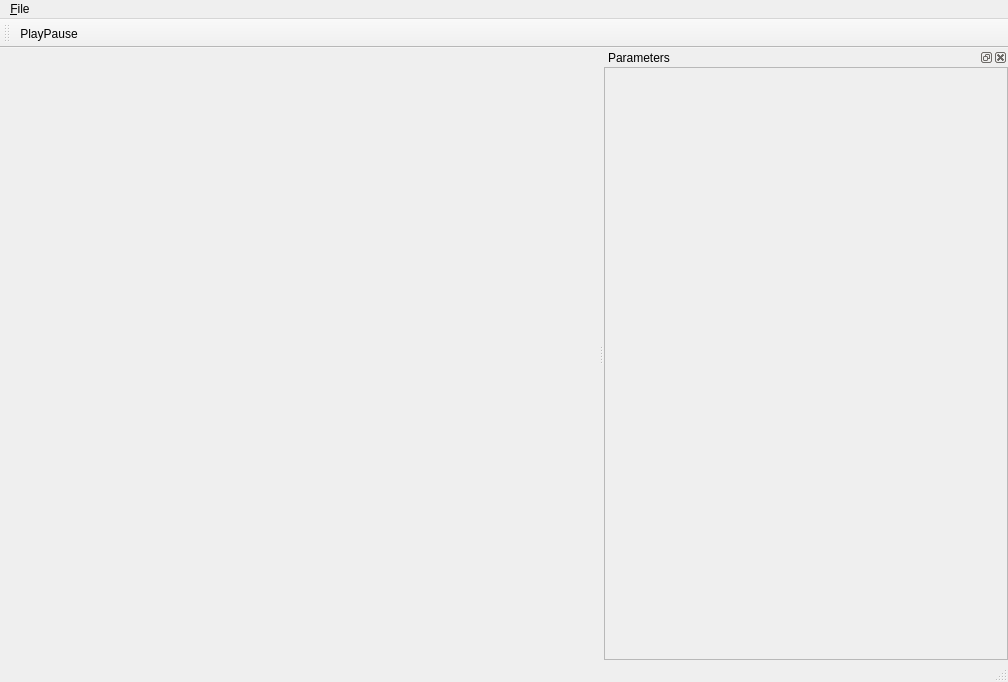
Old version of the form QtD3D10Sample/qtdxsample.ui in the repository yushroom/qtdxsample.
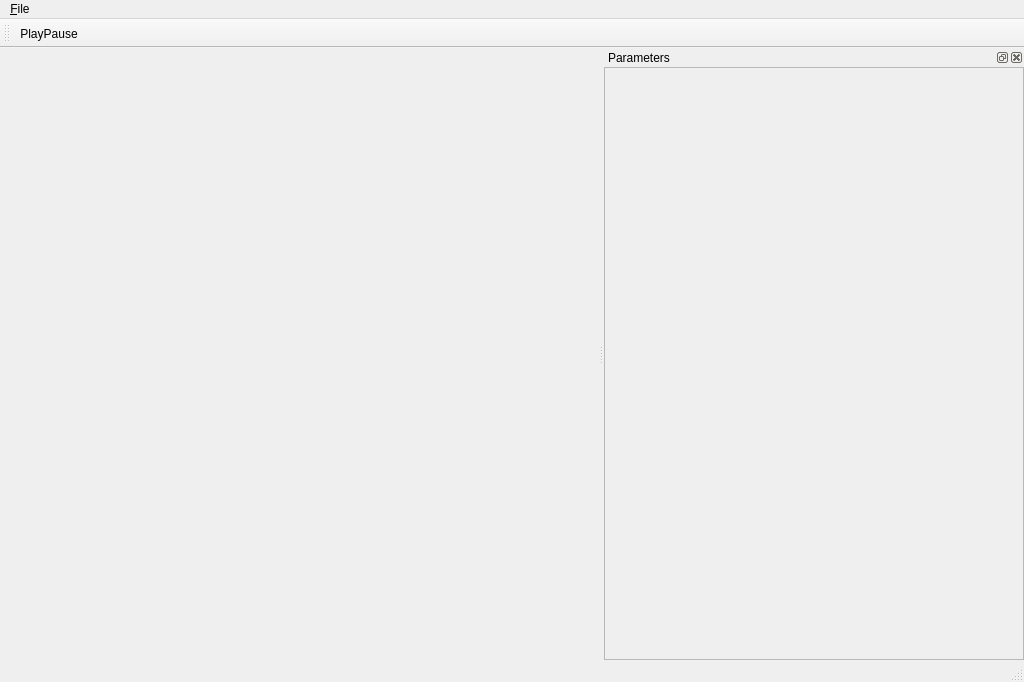
New version of the form. Icons and pictures are not drawn.

The edit to the form file:
```diff
--- a/QtD3D10Sample/qtdxsample.ui
+++ b/QtD3D10Sample/qtdxsample.ui
@@ -6,7 +6,7 @@
    <rect>
     <x>0</x>
     <y>0</y>
-    <width>1008</width>
+    <width>1024</width>
     <height>682</height>
    </rect>
   </property>
@@ -19,7 +19,7 @@
     <rect>
      <x>0</x>
      <y>0</y>
-     <width>1008</width>
+     <width>1024</width>
      <height>24</height>
     </rect>
    </property>
@@ -44,7 +44,7 @@
   <widget class="QDockWidget" name="paramWidget">
    <property name="minimumSize">
     <size>
-     <width>404</width>
+     <width>420</width>
      <height>111</height>
     </size>
    </property>
@@ -75,7 +75,7 @@
          <rect>
           <x>0</x>
           <y>0</y>
-          <width>402</width>
+          <width>418</width>
           <height>577</height>
          </rect>
         </property>
```
